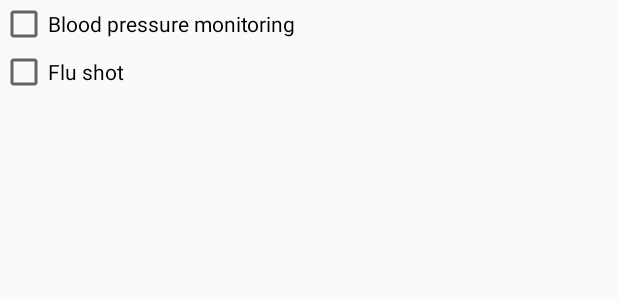
After one commit to mohammedtaz54/PharmacyApp, an Android app: the layout activity_default_settings.xml on its own in the app's theme, with its tools: preview values and no code run, on a phone screen of 412 x 824 dp. The commit adds this screen. Shown: the top 300 px of the screen. Run offline under Robolectric (Android 15) with nearby library versions, the light colour scheme and no system bars.

Commit message:
Added DefaultSettings class for the default settings Added update to mainactivity (at this moment just intent) Added new resource layout for default activity.

```diff
--- a/app/src/main/java/com/nsa/clientproject/welshpharmacy/MainActivity.java
+++ b/app/src/main/java/com/nsa/clientproject/welshpharmacy/MainActivity.java
@@ -1,5 +1,6 @@
 package com.nsa.clientproject.welshpharmacy;
 
+import android.content.Intent;
 import android.support.v7.app.AppCompatActivity;
 import android.os.Bundle;
 
@@ -9,5 +10,7 @@ public class MainActivity extends AppCompatActivity {
     protected void onCreate(Bundle savedInstanceState) {
         super.onCreate(savedInstanceState);
         setContentView(R.layout.activity_main);
+        Intent i = new Intent(this, DefaultSettings.class);
+        startActivity(i);
     }
 }
--- /dev/null
+++ b/app/src/main/res/layout/activity_default_settings.xml
@@ -0,0 +1,31 @@
+<?xml version="1.0" encoding="utf-8"?>
+<LinearLayout
+    xmlns:android="http://schemas.android.com/apk/res/android"
+    xmlns:app="http://schemas.android.com/apk/res-auto"
+    xmlns:tools="http://schemas.android.com/tools"
+    android:layout_width="match_parent"
+    android:layout_height="match_parent"
+    android:orientation="vertical"
+    tools:context="com.nsa.clientproject.welshpharmacy.DefaultSettings">
+
+
+    <android.support.v7.widget.AppCompatCheckBox
+        android:id="@+id/cbBP"
+        android:layout_width="match_parent"
+        android:layout_height="wrap_content"
+        android:text="@string/BLOOD_PRESSURE_MONITORING"
+
+
+        />
+
+    <android.support.v7.widget.AppCompatCheckBox
+        android:id="@+id/cbFS"
+        android:text="@string/FLU_SHOT"
+        android:layout_width="match_parent"
+        android:layout_height="wrap_content" />
+
+
+
+
+
+</LinearLayout>
```
Also changed, not shown: app/src/main/java/com/nsa/clientproject/welshpharmacy/DefaultSettings.java (added, +30 -0 lines).
